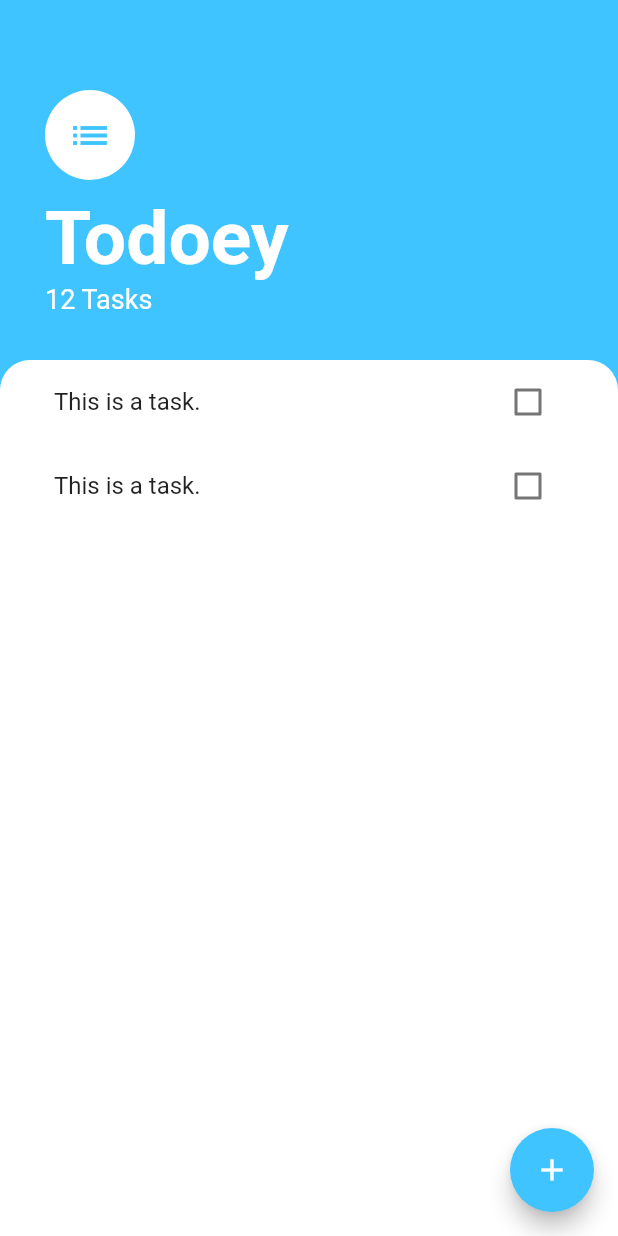
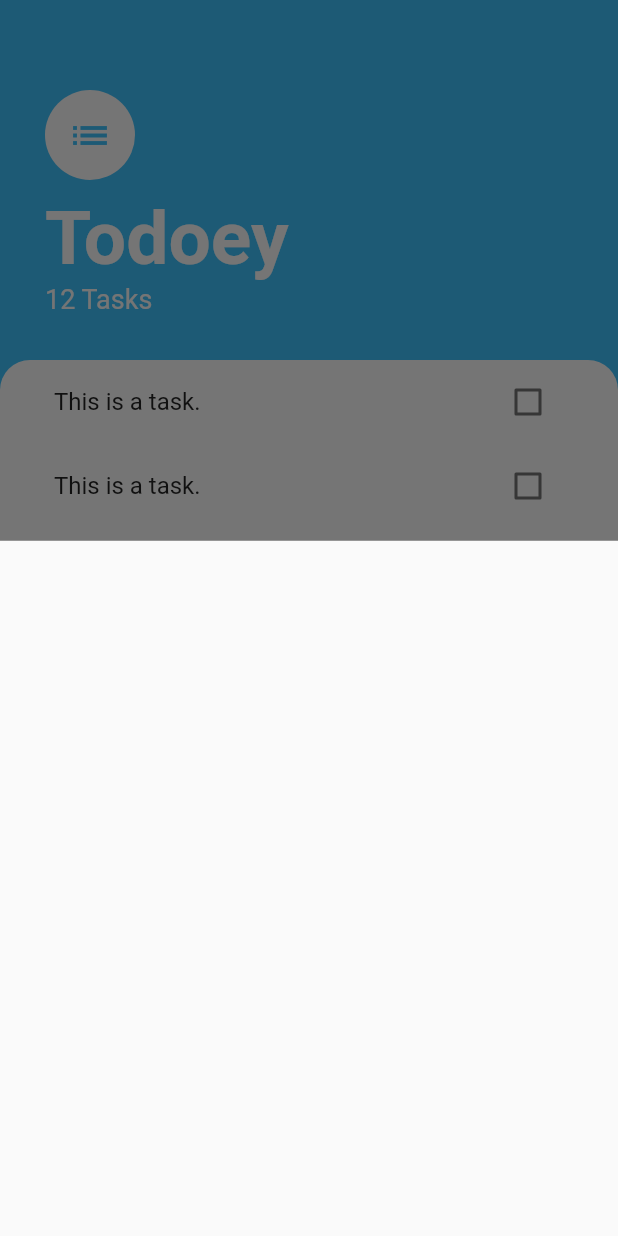
Before and after one commit to misaki-kawaguchi/Todoey, a Flutter app: the screen it shows after launch, after a tap on the "add" icon, on a phone screen of 412 x 824 dp. Run offline on Flutter 3.47's test engine with Material 2 defaults, Android fonts, the phone set to English and light mode, and no system bars.

Commit message:
モーダルを作成

```diff
--- a/lib/screens/tasks_screen.dart
+++ b/lib/screens/tasks_screen.dart
@@ -2,6 +2,12 @@ import 'package:flutter/material.dart';
 import 'package:todoey_practice/widgets/tasks_screen.dart';
 
 class TasksScreen extends StatelessWidget {
+
+  // タスクを入力する画面
+  Widget buildBottomSheet(BuildContext context) {
+    return Container();
+  }
+
   @override
   Widget build(BuildContext context) {
     return Scaffold(
@@ -9,7 +15,9 @@ class TasksScreen extends StatelessWidget {
       floatingActionButton: FloatingActionButton(
         backgroundColor: Colors.lightBlueAccent,
         child: Icon(Icons.add),
-        onPressed: () {},
+        onPressed: () {
+          showModalBottomSheet(context: context, builder: buildBottomSheet);
+        },
       ),
       body: Column(
         crossAxisAlignment: CrossAxisAlignment.start,
```
